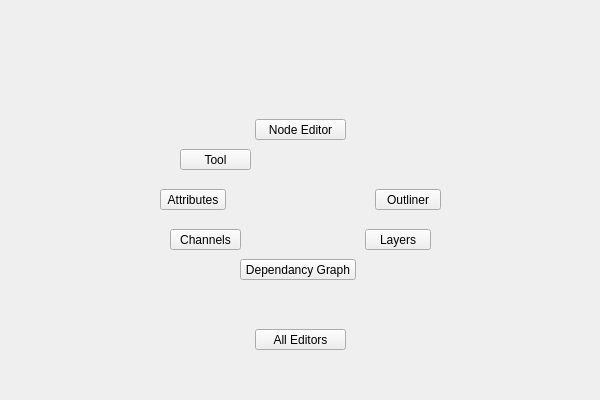
Old version of the form uitk/ui/1/editors.ui in the repository m3trik/tentacle.
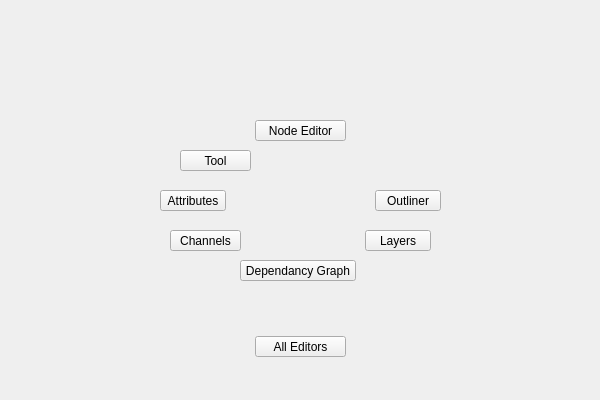
New version of the form.

Diff of the .ui file:
```diff
--- a/uitk/ui/1/editors.ui
+++ b/uitk/ui/1/editors.ui
@@ -62,50 +62,35 @@
    <layout class="QGridLayout" name="gridLayout">
     <item row="0" column="0">
      <widget class="QWidget" name="staticWindow" native="true">
-      <widget class="QWidget" name="w003" native="true">
-       <property name="geometry">
-        <rect>
-         <x>0</x>
-         <y>20</y>
-         <width>136</width>
-         <height>341</height>
-        </rect>
-       </property>
-      </widget>
-      <widget class="QWidget" name="w000" native="true">
-       <property name="geometry">
-        <rect>
-         <x>140</x>
-         <y>10</y>
-         <width>301</width>
-         <height>81</height>
-        </rect>
-       </property>
-      </widget>
-      <widget class="QWidget" name="w001" native="true">
-       <property name="geometry">
-        <rect>
-         <x>445</x>
-         <y>20</y>
-         <width>136</width>
-         <height>341</height>
-        </rect>
-       </property>
-      </widget>
+      <layout class="QGridLayout" name="gridLayout_2">
+       <item row="0" column="0" rowspan="3">
+        <widget class="QWidget" name="hidden_area3" native="true"/>
+       </item>
+       <item row="0" column="1">
+        <widget class="QWidget" name="hidden_area0" native="true"/>
+       </item>
+       <item row="0" column="2" rowspan="3">
+        <widget class="QWidget" name="hidden_area1" native="true"/>
+       </item>
+       <item row="1" column="1">
       <widget class="QWidget" name="widget" native="true">
-       <property name="geometry">
-        <rect>
-         <x>141</x>
-         <y>100</y>
+         <property name="minimumSize">
+          <size>
          <width>300</width>
-         <height>181</height>
-        </rect>
+           <height>200</height>
+          </size>
+         </property>
+         <property name="maximumSize">
+          <size>
+           <width>300</width>
+           <height>200</height>
+          </size>
        </property>
        <widget class="QPushButton" name="v004">
         <property name="geometry">
          <rect>
           <x>20</x>
-          <y>120</y>
+            <y>130</y>
           <width>71</width>
           <height>21</height>
          </rect>
@@ -136,7 +121,7 @@
         <property name="geometry">
          <rect>
           <x>30</x>
-          <y>40</y>
+            <y>50</y>
           <width>71</width>
           <height>21</height>
          </rect>
@@ -167,7 +152,7 @@
         <property name="geometry">
          <rect>
           <x>10</x>
-          <y>80</y>
+            <y>90</y>
           <width>66</width>
           <height>21</height>
          </rect>
@@ -198,7 +183,7 @@
         <property name="geometry">
          <rect>
           <x>225</x>
-          <y>80</y>
+            <y>90</y>
           <width>66</width>
           <height>21</height>
          </rect>
@@ -229,7 +214,7 @@
         <property name="geometry">
          <rect>
           <x>215</x>
-          <y>120</y>
+            <y>130</y>
           <width>66</width>
           <height>21</height>
          </rect>
@@ -260,7 +245,7 @@
         <property name="geometry">
          <rect>
           <x>90</x>
-          <y>150</y>
+            <y>160</y>
           <width>116</width>
           <height>21</height>
          </rect>
@@ -291,7 +276,7 @@
         <property name="geometry">
          <rect>
           <x>105</x>
-          <y>10</y>
+            <y>20</y>
           <width>91</width>
           <height>21</height>
          </rect>
@@ -319,15 +304,9 @@
         </property>
        </widget>
       </widget>
-      <widget class="QWidget" name="w002" native="true">
-       <property name="geometry">
-        <rect>
-         <x>141</x>
-         <y>290</y>
-         <width>301</width>
-         <height>91</height>
-        </rect>
-       </property>
+       </item>
+       <item row="2" column="1">
+        <widget class="QWidget" name="hidden_area2" native="true">
        <property name="whatsThis">
         <string/>
        </property>
@@ -363,6 +342,8 @@
         </property>
        </widget>
       </widget>
+       </item>
+      </layout>
      </widget>
     </item>
    </layout>
```
Lines whose indentation alone changed are shown as unchanged.
